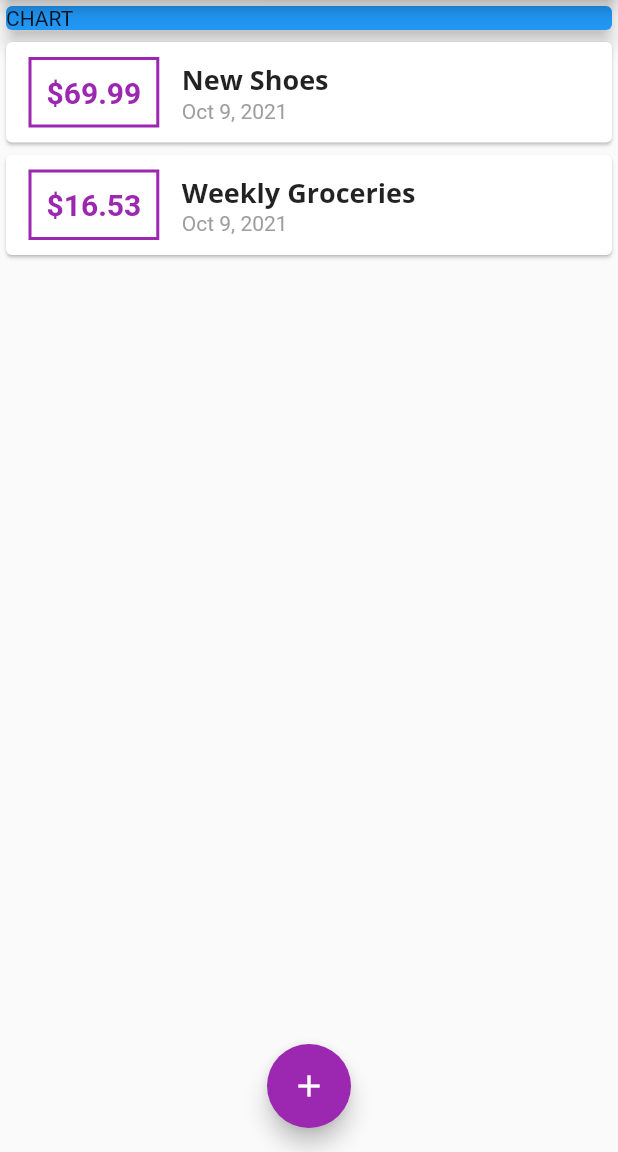
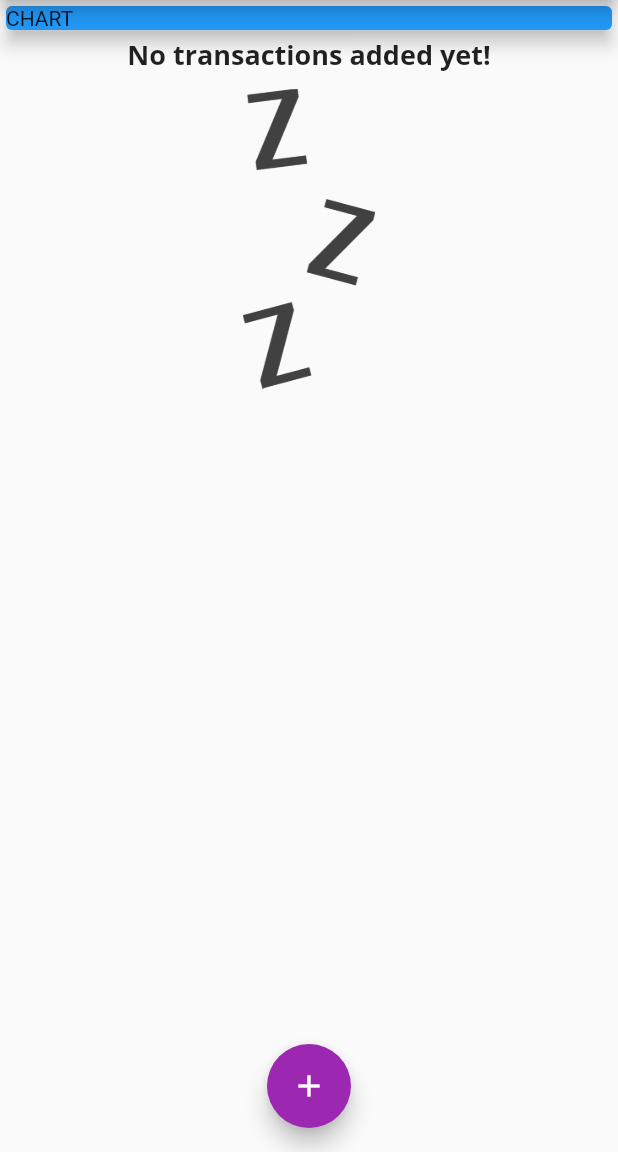
Before and after one commit to felipemotarocha/flutter-expenses-app, a Flutter app: the screen it shows after launch, on a phone screen of 412 x 824 dp, the part 84-1236 px from its top. Run offline on Flutter 3.47's test engine with Material 2 defaults, Android fonts, the phone set to English and light mode, and no system bars.

```diff
--- a/lib/home.dart
+++ b/lib/home.dart
@@ -15,20 +15,22 @@ class Home extends StatefulWidget {
 }
 
 class _HomeState extends State<Home> {
-  final List<Transaction> _userTransactions = [
-    Transaction(
-      id: 't1',
-      title: 'New Shoes',
-      amount: 69.99,
-      date: DateTime.now(),
-    ),
-    Transaction(
-      id: 't2',
-      title: 'Weekly Groceries',
-      amount: 16.53,
-      date: DateTime.now(),
-    ),
-  ];
+  final List<Transaction> _userTransactions = [];
+
+  //  [
+  //   Transaction(
+  //     id: 't1',
+  //     title: 'New Shoes',
+  //     amount: 69.99,
+  //     date: DateTime.now(),
+  //   ),
+  //   Transaction(
+  //     id: 't2',
+  //     title: 'Weekly Groceries',
+  //     amount: 16.53,
+  //     date: DateTime.now(),
+  //   ),
+  // ];
 
   void startAddNewTransaction(BuildContext ctx) {
     showModalBottomSheet(
--- a/lib/widgets/transaction_list.dart
+++ b/lib/widgets/transaction_list.dart
@@ -15,14 +15,33 @@ class TransactionList extends StatelessWidget {
   Widget build(BuildContext context) {
     return Container(
       height: 300,
-      child: ListView.builder(
+      child: transactions.isEmpty
+          ? Column(
+              children: [
+                Text(
+                  'No transactions added yet!',
+                  style: Theme.of(context).textTheme.headline6,
+                ),
+                const SizedBox(
+                  height: 10,
+                ),
+                Container(
+                  height: 200,
+                  child: Image.asset(
+                    'assets/images/waiting.png',
+                    fit: BoxFit.cover,
+                  ),
+                )
+              ],
+            )
+          : ListView.builder(
               itemBuilder: (ctx, index) {
                 return Card(
                   child: Row(
                     children: [
                       Container(
-                  margin:
-                      const EdgeInsets.symmetric(vertical: 10, horizontal: 15),
+                        margin: const EdgeInsets.symmetric(
+                            vertical: 10, horizontal: 15),
                         decoration: BoxDecoration(
                           border: Border.all(
                             color: Theme.of(context).primaryColor,
--- a/pubspec.yaml
+++ b/pubspec.yaml
@@ -57,9 +57,8 @@ flutter:
   uses-material-design: true
 
   # To add assets to your application, add an assets section, like this:
-  # assets:
-  #   - images/a_dot_burr.jpeg
-  #   - images/a_dot_ham.jpeg
+  assets:
+    - assets/images/waiting.png
 
   # An image asset can refer to one or more resolution-specific "variants", see
   # https://flutter.dev/assets-and-images/#resolution-aware.
```
Also changed, not shown: assets/images/waiting.png (added). Lines whose indentation alone changed are shown as unchanged.
